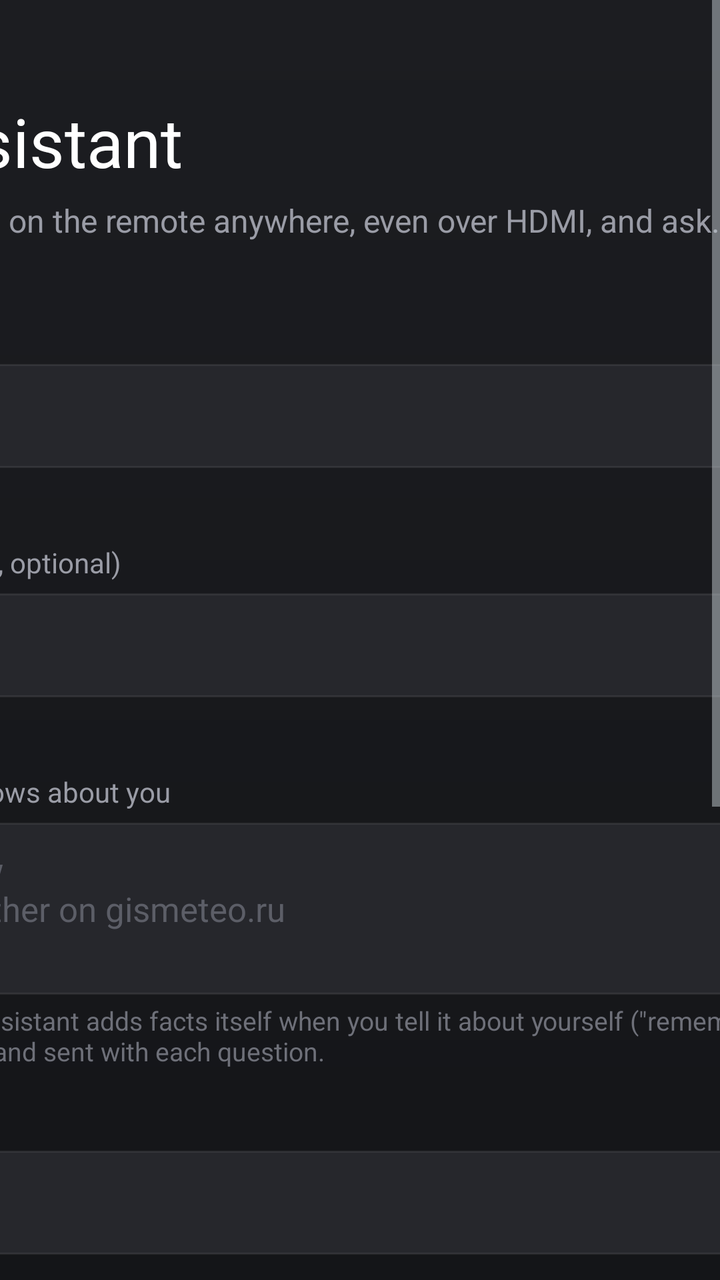
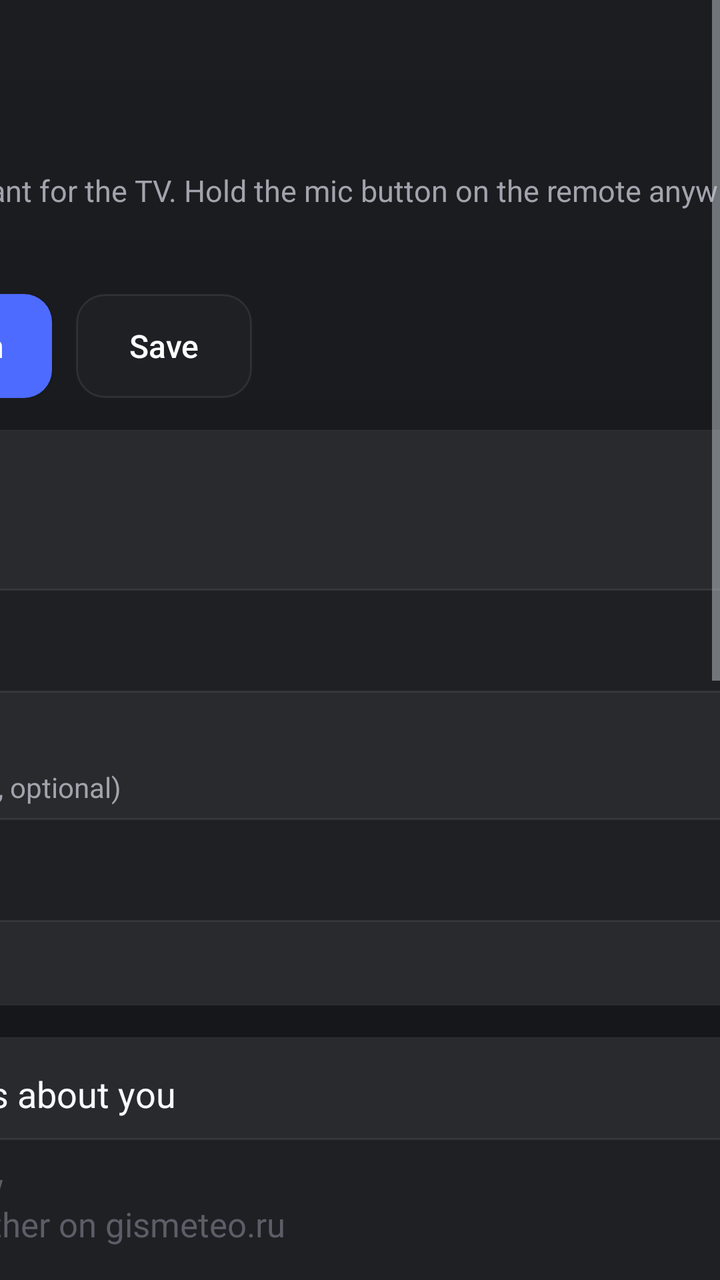

Compare the two renders of this Android layout. The source of the first and the diff that turns it into the second are given below.
<!-- AndroidManifest.xml: activity theme Theme.Settings -->
<!-- res/layout/activity_settings.xml -->
<?xml version="1.0" encoding="utf-8"?>
<ScrollView xmlns:android="http://schemas.android.com/apk/res/android"
    android:layout_width="match_parent"
    android:layout_height="match_parent"
    android:background="@drawable/settings_bg"
    android:fillViewport="true">

    <LinearLayout
        android:layout_width="640dp"
        android:layout_height="wrap_content"
        android:layout_gravity="center_horizontal"
        android:orientation="vertical"
        android:paddingTop="48dp"
        android:paddingBottom="48dp">

        <TextView
            android:layout_width="wrap_content"
            android:layout_height="wrap_content"
            android:text="@string/settings_title"
            android:textColor="#FFFFFFFF"
            android:textSize="34sp" />

        <TextView
            android:layout_width="match_parent"
            android:layout_height="wrap_content"
            android:layout_marginTop="6dp"
            android:layout_marginBottom="20dp"
            android:text="@string/settings_subtitle"
            android:textColor="#FF9A9CA6"
            android:textSize="16sp" />

        <TextView style="@style/Label" android:text="@string/settings_key" />
        <EditText
            android:id="@+id/key"
            style="@style/Field"
            android:hint="@string/settings_key_hint"
            android:inputType="textPassword" />
        <TextView
            android:id="@+id/keyState"
            android:layout_width="match_parent"
            android:layout_height="wrap_content"
            android:layout_marginTop="4dp"
            android:textColor="#FF6E7079"
            android:textSize="13sp" />

        <TextView style="@style/Label" android:text="@string/settings_search_key" />
        <EditText
            android:id="@+id/searchKey"
            style="@style/Field"
            android:hint="@string/settings_search_hint"
            android:inputType="textPassword" />
        <TextView
            android:id="@+id/searchKeyState"
            android:layout_width="match_parent"
            android:layout_height="wrap_content"
            android:layout_marginTop="4dp"
            android:textColor="#FF6E7079"
            android:textSize="13sp" />

        <TextView style="@style/Label" android:text="@string/settings_memory" />
        <EditText
            android:id="@+id/memory"
            style="@style/Field"
            android:layout_height="wrap_content"
            android:gravity="top|start"
            android:hint="@string/settings_memory_hint"
            android:inputType="textMultiLine|textCapSentences"
            android:minLines="3"
            android:paddingTop="12dp"
            android:paddingBottom="12dp" />
        <TextView
            android:layout_width="match_parent"
            android:layout_height="wrap_content"
            android:layout_marginTop="4dp"
            android:text="@string/settings_memory_note"
            android:textColor="#FF6E7079"
            android:textSize="13sp" />

        <TextView style="@style/Label" android:text="@string/settings_model" />
        <EditText android:id="@+id/model" style="@style/Field" android:inputType="text" />

        <TextView style="@style/Label" android:text="@string/settings_base_url" />
        <EditText android:id="@+id/baseUrl" style="@style/Field" android:inputType="textUri" />

        <CheckBox
            android:id="@+id/speak"
            android:layout_width="match_parent"
            android:layout_height="52dp"
            android:layout_marginTop="18dp"
            android:background="@drawable/field"
            android:paddingStart="12dp"
            android:text="@string/settings_speak"
            android:textColor="#FFFFFFFF"
            android:textSize="17sp" />

        <TextView style="@style/Label" android:text="@string/settings_voice" />
        <RadioGroup
            android:id="@+id/voices"
            android:layout_width="match_parent"
            android:layout_height="wrap_content"
            android:orientation="vertical" />
        <TextView
            android:layout_width="match_parent"
            android:layout_height="wrap_content"
            android:layout_marginTop="4dp"
            android:text="@string/settings_voice_note"
            android:textColor="#FF6E7079"
            android:textSize="13sp" />

        <LinearLayout
            android:layout_width="match_parent"
            android:layout_height="wrap_content"
            android:layout_marginTop="24dp"
            android:orientation="horizontal">

            <Button
                android:id="@+id/save"
                style="@style/Action"
                android:text="@string/settings_save" />

            <Button
                android:id="@+id/test"
                style="@style/Action"
                android:layout_marginStart="12dp"
                android:text="@string/settings_test" />
        </LinearLayout>

        <TextView
            android:id="@+id/testResult"
            android:layout_width="match_parent"
            android:layout_height="wrap_content"
            android:layout_marginTop="16dp"
            android:textColor="#FFE8E8ED"
            android:textSize="17sp" />
    </LinearLayout>
</ScrollView>
<!-- resources referenced by this layout -->
<resources>
  <!-- drawable field (drawable) -->
  <?xml version="1.0" encoding="utf-8"?>
  <selector xmlns:android="http://schemas.android.com/apk/res/android">
      <item android:state_focused="true">
          <shape android:shape="rectangle">
              <solid android:color="#FF2E3038" />
              <corners android:radius="14dp" />
              <stroke android:width="2dp" android:color="#FF4D6BFE" />
          </shape>
      </item>
      <item>
          <shape android:shape="rectangle">
              <solid android:color="#FF26272C" />
              <corners android:radius="14dp" />
              <stroke android:width="1dp" android:color="#14FFFFFF" />
          </shape>
      </item>
  </selector>
  <string name="settings_key">API key</string>
  <string name="settings_key_hint">sk-…</string>
  <string name="settings_memory">What the assistant knows about you</string>
  <string name="settings_model">Model</string>
  <string name="settings_save">Save</string>
  <string name="settings_search_hint">tvly-…</string>
  <string name="settings_subtitle">Hold the mic button on the remote anywhere, even over HDMI, and ask.</string>
  <string name="settings_title">Voice assistant</string>
  <string name="settings_voice">Voice</string>
  <style name="Label">
          <item name="android:layout_width">match_parent</item>
          <item name="android:layout_height">wrap_content</item>
          <item name="android:layout_marginTop">16dp</item>
          <item name="android:layout_marginBottom">6dp</item>
          <item name="android:textColor">#FF9A9CA6</item>
          <item name="android:textSize">14sp</item>
      </style>
  <!-- unchanged entries left out for length: 11 -->
</resources>

<!-- the commit's change to res/layout/activity_settings.xml (unified diff, before → after) -->
@@ -1,111 +1,55 @@
 <?xml version="1.0" encoding="utf-8"?>
 <ScrollView xmlns:android="http://schemas.android.com/apk/res/android"
+    android:id="@+id/scroll"
     android:layout_width="match_parent"
     android:layout_height="match_parent"
     android:background="@drawable/settings_bg"
     android:fillViewport="true">
 
     <LinearLayout
-        android:layout_width="640dp"
+        android:layout_width="680dp"
         android:layout_height="wrap_content"
         android:layout_gravity="center_horizontal"
         android:orientation="vertical"
-        android:paddingTop="48dp"
+        android:paddingTop="40dp"
         android:paddingBottom="48dp">
 
-        <TextView
-            android:layout_width="wrap_content"
-            android:layout_height="wrap_content"
-            android:text="@string/settings_title"
-            android:textColor="#FFFFFFFF"
-            android:textSize="34sp" />
-
-        <TextView
+        <LinearLayout
             android:layout_width="match_parent"
             android:layout_height="wrap_content"
-            android:layout_marginTop="6dp"
-            android:layout_marginBottom="20dp"
-            android:text="@string/settings_subtitle"
-            android:textColor="#FF9A9CA6"
-            android:textSize="16sp" />
+            android:clipChildren="false"
+            android:gravity="center_vertical"
+            android:orientation="horizontal">
 
-        <TextView style="@style/Label" android:text="@string/settings_key" />
-        <EditText
-            android:id="@+id/key"
-            style="@style/Field"
-            android:hint="@string/settings_key_hint"
-            android:inputType="textPassword" />
-        <TextView
-            android:id="@+id/keyState"
-            android:layout_width="match_parent"
-            android:layout_height="wrap_content"
-            android:layout_marginTop="4dp"
-            android:textColor="#FF6E7079"
-            android:textSize="13sp" />
+            <com.tvvoice.assistant.ui.MicOrbView
+                android:id="@+id/orb"
+                android:layout_width="56dp"
+                android:layout_height="56dp"
+                android:layout_marginStart="-6dp" />
 
-        <TextView style="@style/Label" android:text="@string/settings_search_key" />
-        <EditText
-            android:id="@+id/searchKey"
-            style="@style/Field"
-            android:hint="@string/settings_search_hint"
-            android:inputType="textPassword" />
-        <TextView
-            android:id="@+id/searchKeyState"
-            android:layout_width="match_parent"
-            android:layout_height="wrap_content"
-            android:layout_marginTop="4dp"
-            android:textColor="#FF6E7079"
-            android:textSize="13sp" />
+            <LinearLayout
+                android:layout_width="0dp"
+                android:layout_height="wrap_content"
+                android:layout_weight="1"
+                android:layout_marginStart="12dp"
+                android:orientation="vertical">
 
-        <TextView style="@style/Label" android:text="@string/settings_memory" />
-        <EditText
-            android:id="@+id/memory"
-            style="@style/Field"
-            android:layout_height="wrap_content"
-            android:gravity="top|start"
-            android:hint="@string/settings_memory_hint"
-            android:inputType="textMultiLine|textCapSentences"
-            android:minLines="3"
-            android:paddingTop="12dp"
-            android:paddingBottom="12dp" />
-        <TextView
-            android:layout_width="match_parent"
-            android:layout_height="wrap_content"
-            android:layout_marginTop="4dp"
-            android:text="@string/settings_memory_note"
-            android:textColor="#FF6E7079"
-            android:textSize="13sp" />
+                <TextView
+                    android:layout_width="wrap_content"
+                    android:layout_height="wrap_content"
+                    android:text="@string/settings_title"
+                    android:textColor="#FFF8FAFF"
+                    android:textSize="32sp" />
 
-        <TextView style="@style/Label" android:text="@string/settings_model" />
-        <EditText android:id="@+id/model" style="@style/Field" android:inputType="text" />
-
-        <TextView style="@style/Label" android:text="@string/settings_base_url" />
-        <EditText android:id="@+id/baseUrl" style="@style/Field" android:inputType="textUri" />
-
-        <CheckBox
-            android:id="@+id/speak"
-            android:layout_width="match_parent"
-            android:layout_height="52dp"
-            android:layout_marginTop="18dp"
-            android:background="@drawable/field"
-            android:paddingStart="12dp"
-            android:text="@string/settings_speak"
-            android:textColor="#FFFFFFFF"
-            android:textSize="17sp" />
-
-        <TextView style="@style/Label" android:text="@string/settings_voice" />
-        <RadioGroup
-            android:id="@+id/voices"
-            android:layout_width="match_parent"
-            android:layout_height="wrap_content"
-            android:orientation="vertical" />
-        <TextView
-            android:layout_width="match_parent"
-            android:layout_height="wrap_content"
-            android:layout_marginTop="4dp"
-            android:text="@string/settings_voice_note"
-            android:textColor="#FF6E7079"
-            android:textSize="13sp" />
+                <TextView
+                    android:layout_width="match_parent"
+                    android:layout_height="wrap_content"
+                    android:layout_marginTop="2dp"
+                    android:text="@string/settings_subtitle"
+                    android:textColor="#FFA3A3AD"
+                    android:textSize="15sp" />
+            </LinearLayout>
+        </LinearLayout>
 
         <LinearLayout
             android:layout_width="match_parent"
@@ -114,23 +58,106 @@
             android:orientation="horizontal">
 
             <Button
+                android:id="@+id/test"
+                style="@style/Action.Primary"
+                android:text="@string/settings_test" />
+
+            <Button
                 android:id="@+id/save"
                 style="@style/Action"
+                android:layout_marginStart="12dp"
                 android:text="@string/settings_save" />
-
-            <Button
-                android:id="@+id/test"
-                style="@style/Action"
-                android:layout_marginStart="12dp"
-                android:text="@string/settings_test" />
         </LinearLayout>
 
         <TextView
             android:id="@+id/testResult"
             android:layout_width="match_parent"
             android:layout_height="wrap_content"
-            android:layout_marginTop="16dp"
-            android:textColor="#FFE8E8ED"
-            android:textSize="17sp" />
+            android:layout_marginTop="14dp"
+            android:background="@drawable/card"
+            android:lineSpacingExtra="4sp"
+            android:padding="18dp"
+            android:textColor="#FFF8FAFF"
+            android:textSize="16sp"
+            android:visibility="gone" />
+
+        
+        <LinearLayout style="@style/Card">
+
+            <TextView style="@style/Section" android:text="@string/settings_section_keys" />
+
+            <TextView style="@style/Label" android:text="@string/settings_key" />
+            <EditText
+                android:id="@+id/key"
+                style="@style/Field"
+                android:hint="@string/settings_key_hint"
+                android:inputType="textPassword" />
+            <TextView android:id="@+id/keyState" style="@style/Note" />
+
+            <TextView style="@style/Label" android:text="@string/settings_search_key" />
+            <EditText
+                android:id="@+id/searchKey"
+                style="@style/Field"
+                android:hint="@string/settings_search_hint"
+                android:inputType="textPassword" />
+            <TextView android:id="@+id/searchKeyState" style="@style/Note" />
+        </LinearLayout>
+
+        
+        <LinearLayout style="@style/Card">
+
+            <TextView style="@style/Section" android:text="@string/settings_memory" />
+            <EditText
+                android:id="@+id/memory"
+                style="@style/Field"
+                android:layout_height="wrap_content"
+                android:layout_marginTop="10dp"
+                android:gravity="top|start"
+                android:hint="@string/settings_memory_hint"
+                android:inputType="textMultiLine|textCapSentences"
+                android:minLines="3"
+                android:paddingTop="12dp"
+                android:paddingBottom="12dp"
+                android:singleLine="false" />
+            <TextView style="@style/Note" android:text="@string/settings_memory_note" />
+        </LinearLayout>
+
+        
+        <LinearLayout style="@style/Card">
+
+            <TextView style="@style/Section" android:text="@string/settings_voice" />
+            <CheckBox
+                android:id="@+id/speak"
+                android:layout_width="match_parent"
+                android:layout_height="52dp"
+                android:layout_marginTop="10dp"
+                android:background="@drawable/field"
+                android:buttonTint="#FF4D6BFE"
+                android:paddingStart="12dp"
+                android:text="@string/settings_speak"
+                android:textColor="#FFF8FAFF"
+                android:textSize="17sp" />
+            <TextView
+                android:id="@+id/voicesLoading"
+                style="@style/Note"
+                android:layout_marginTop="10dp"
+                android:text="@string/settings_voice_loading" />
+            <RadioGroup
+                android:id="@+id/voices"
+                android:layout_width="match_parent"
+                android:layout_height="wrap_content"
+                android:orientation="vertical" />
+            <TextView style="@style/Note" android:text="@string/settings_voice_note" />
+        </LinearLayout>
+
+        
+        <LinearLayout style="@style/Card">
+
+            <TextView style="@style/Section" android:text="@string/settings_section_model" />
+            <TextView style="@style/Label" android:text="@string/settings_model" />
+            <EditText android:id="@+id/model" style="@style/Field" android:inputType="text" />
+            <TextView style="@style/Label" android:text="@string/settings_base_url" />
+            <EditText android:id="@+id/baseUrl" style="@style/Field" android:inputType="textUri" />
+        </LinearLayout>
     </LinearLayout>
 </ScrollView>
<!-- resource entries referenced after the edit -->
@@ -1,18 +1,25 @@
 <!-- resources referenced by this layout -->
 <resources>
+  <!-- drawable card (drawable) -->
+  <?xml version="1.0" encoding="utf-8"?>
+  <shape xmlns:android="http://schemas.android.com/apk/res/android" android:shape="rectangle">
+      <solid android:color="#FF292A2D" />
+      <corners android:radius="14dp" />
+      <stroke android:width="1px" android:color="#12FFFFFF" />
+  </shape>
   <!-- drawable field (drawable) -->
   <?xml version="1.0" encoding="utf-8"?>
   <selector xmlns:android="http://schemas.android.com/apk/res/android">
       <item android:state_focused="true">
           <shape android:shape="rectangle">
-              <solid android:color="#FF2E3038" />
+              <solid android:color="#FF24262E" />
               <corners android:radius="14dp" />
               <stroke android:width="2dp" android:color="#FF4D6BFE" />
           </shape>
       </item>
       <item>
           <shape android:shape="rectangle">
-              <solid android:color="#FF26272C" />
+              <solid android:color="#FF1F2024" />
               <corners android:radius="14dp" />
               <stroke android:width="1dp" android:color="#14FFFFFF" />
           </shape>
@@ -20,21 +27,68 @@
   </selector>
   <string name="settings_key">API key</string>
   <string name="settings_key_hint">sk-…</string>
-  <string name="settings_memory">What the assistant knows about you</string>
+  <string name="settings_memory">What Sfera knows about you</string>
   <string name="settings_model">Model</string>
   <string name="settings_save">Save</string>
   <string name="settings_search_hint">tvly-…</string>
-  <string name="settings_subtitle">Hold the mic button on the remote anywhere, even over HDMI, and ask.</string>
-  <string name="settings_title">Voice assistant</string>
+  <string name="settings_section_keys">Keys</string>
+  <string name="settings_section_model">Model and server</string>
+  <string name="settings_subtitle">A voice assistant for the TV. Hold the mic button on the remote anywhere, even over HDMI, and ask.</string>
+  <string name="settings_title">Sfera</string>
   <string name="settings_voice">Voice</string>
+  <string name="settings_voice_loading">Loading the voices…</string>
+  <style name="Action.Primary">
+          <item name="android:background">@drawable/action_primary</item>
+      </style>
+  <style name="Card">
+          <item name="android:layout_width">match_parent</item>
+          <item name="android:layout_height">wrap_content</item>
+          <item name="android:layout_marginTop">16dp</item>
+          <item name="android:background">@drawable/card</item>
+          <item name="android:orientation">vertical</item>
+          <item name="android:paddingStart">20dp</item>
+          <item name="android:paddingEnd">20dp</item>
+          <item name="android:paddingTop">16dp</item>
+          <item name="android:paddingBottom">18dp</item>
+      </style>
   <style name="Label">
           <item name="android:layout_width">match_parent</item>
           <item name="android:layout_height">wrap_content</item>
-          <item name="android:layout_marginTop">16dp</item>
+          <item name="android:layout_marginTop">14dp</item>
           <item name="android:layout_marginBottom">6dp</item>
-          <item name="android:textColor">#FF9A9CA6</item>
+          <item name="android:textColor">#FFA3A3AD</item>
           <item name="android:textSize">14sp</item>
       </style>
+  <style name="Note">
+          <item name="android:layout_width">match_parent</item>
+          <item name="android:layout_height">wrap_content</item>
+          <item name="android:layout_marginTop">6dp</item>
+          <item name="android:textColor">#FF6E7079</item>
+          <item name="android:textSize">13sp</item>
+      </style>
+  <style name="Section">
+          <item name="android:layout_width">match_parent</item>
+          <item name="android:layout_height">wrap_content</item>
+          <item name="android:textColor">#FFF8FAFF</item>
+          <item name="android:textSize">18sp</item>
+      </style>
+  <!-- drawable action_primary (drawable) -->
+  <?xml version="1.0" encoding="utf-8"?>
+  <selector xmlns:android="http://schemas.android.com/apk/res/android">
+      <item android:state_focused="true">
+          <shape android:shape="rectangle">
+              <solid android:color="#FF5B78FF" />
+              <corners android:radius="14dp" />
+              <stroke android:width="2dp" android:color="#FFF8FAFF" />
+          </shape>
+      </item>
+      <item>
+          <shape android:shape="rectangle">
+              <solid android:color="#FF4D6BFE" />
+              <corners android:radius="14dp" />
+          </shape>
+      </item>
+  </selector>
   <!-- unchanged entries left out for length: 11 -->
 </resources>
 
